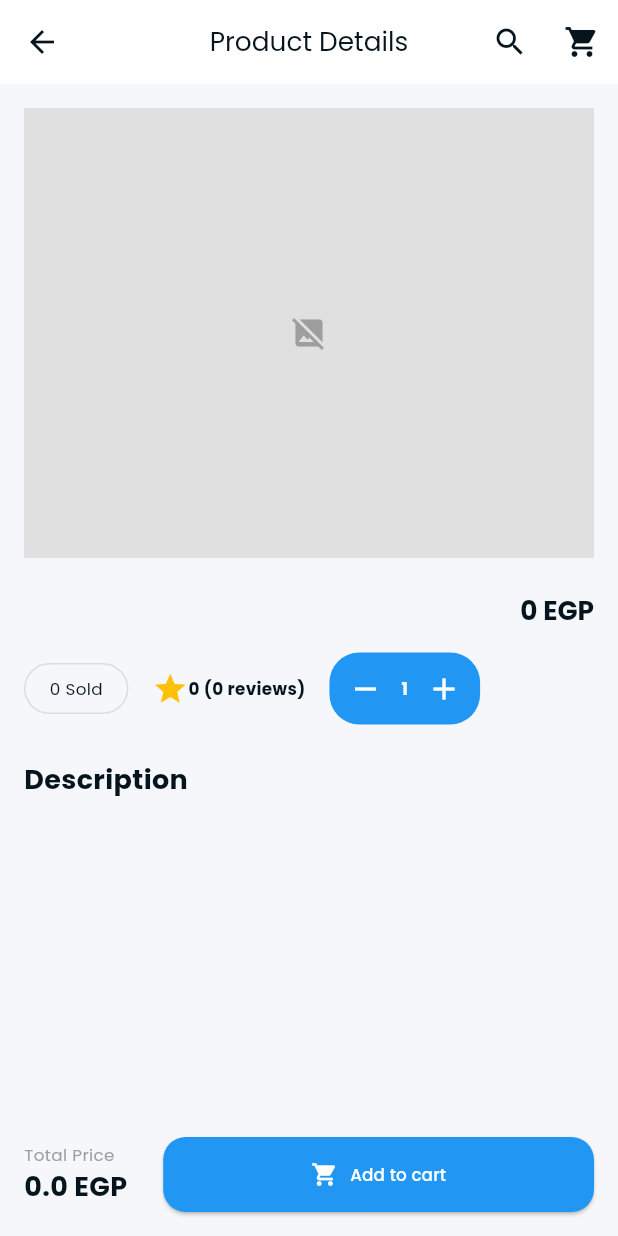
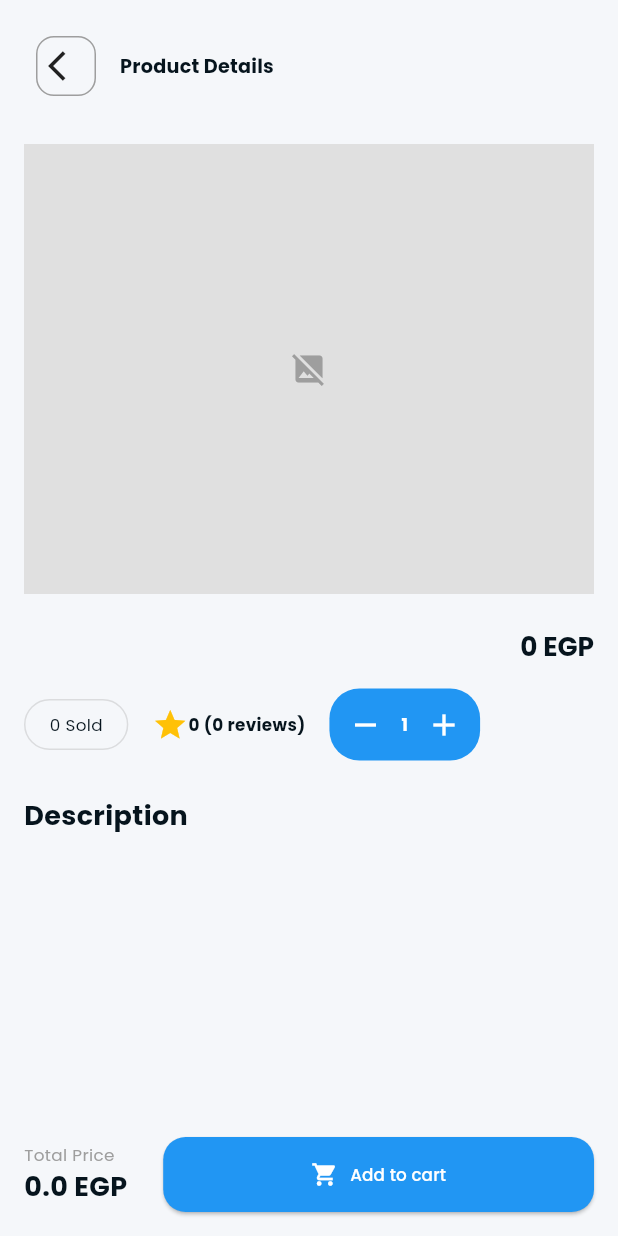
Before and after one commit to lbarsidati22/E-commerce_app, a Flutter app: the ProductDetailsPage screen opened directly with empty values, on a phone screen of 412 x 824 dp. Run offline on Flutter 3.47's test engine with Material 3 defaults, Android fonts, the phone set to English and light mode, and no system bars; our stand-ins replace bloc, cached_network_image, dio, equatable, flutter_bloc, get_it and 5 more; accounts and stored records are empty; generated files the repository leaves out were written again.

Commit message:
the feature of cart done

```diff
--- a/lib/features/home/presentation/pages/product_details_page.dart
+++ b/lib/features/home/presentation/pages/product_details_page.dart
@@ -1,8 +1,11 @@
+import 'package:Ecommerce/core/extensions/project_extensions.dart';
 import 'package:Ecommerce/features/home/domain/entities/product_entity.dart';
 import 'package:Ecommerce/features/home/presentation/widgets/add_to_cart_button.dart';
 import 'package:Ecommerce/features/home/presentation/widgets/product_details_info.dart';
 import 'package:Ecommerce/features/home/presentation/widgets/product_gallery.dart';
+import 'package:Ecommerce/features/cart/presentation/cubit/cart_cubit.dart';
 import 'package:flutter/material.dart';
+import 'package:flutter_bloc/flutter_bloc.dart';
 
 class ProductDetailsPage extends StatelessWidget {
   final ProductEntity product;
@@ -11,19 +14,41 @@ class ProductDetailsPage extends StatelessWidget {
   @override
   Widget build(BuildContext context) {
     return Scaffold(
-      appBar: AppBar(
-        title: const Text("Product Details"),
-        actions: [
-          IconButton(icon: const Icon(Icons.search), onPressed: () {}),
-          IconButton(icon: const Icon(Icons.shopping_cart), onPressed: () {}),
-        ],
-      ),
       body: SingleChildScrollView(
         child: Padding(
           padding: const EdgeInsets.all(16.0),
           child: Column(
             crossAxisAlignment: CrossAxisAlignment.start,
             children: [
+              Padding(
+                padding: const EdgeInsets.all(8.0),
+                child: Row(
+                  children: [
+                    InkWell(
+                      onTap: () {
+                        Navigator.pop(context);
+                      },
+                      child: DecoratedBox(
+                        decoration: BoxDecoration(
+                          borderRadius: BorderRadius.circular(12),
+                          shape: BoxShape.rectangle,
+                          border: Border.all(color: Colors.grey, width: 1),
+                        ),
+                        child: Padding(
+                          padding: const EdgeInsets.all(8),
+                          child: Icon(Icons.arrow_back_ios, size: 24),
+                        ),
+                      ),
+                    ),
+                    SizedBox(width: 16),
+                    Text(
+                      context.l10n.productDetails,
+                      style: Theme.of(context).textTheme.titleMedium,
+                    ),
+                  ],
+                ),
+              ),
+              const SizedBox(height: 24),
               ProductGallery(
                 images: product.images ?? [product.imageCover ?? ""],
               ),
@@ -35,7 +60,15 @@ class ProductDetailsPage extends StatelessWidget {
       ),
       bottomNavigationBar: AddToCartButton(
         price: product.price?.toDouble() ?? 0.0,
-        onTap: () {},
+        onTap: () {
+          context.read<CartCubit>().addProductToCart(product.id ?? "");
+          ScaffoldMessenger.of(context).showSnackBar(
+            const SnackBar(
+              content: Text('Adding to cart...'),
+              duration: Duration(milliseconds: 500),
+            ),
+          );
+        },
       ),
     );
   }
```
Also changed, not shown: lib/features/home/data/models/cart_response_model.dart (added, +37 -0 lines), lib/features/home/domain/entities/cart_entity.dart (added, +75 -0 lines), lib/features/home/data/models/cart_response_model.g.dart (added).
